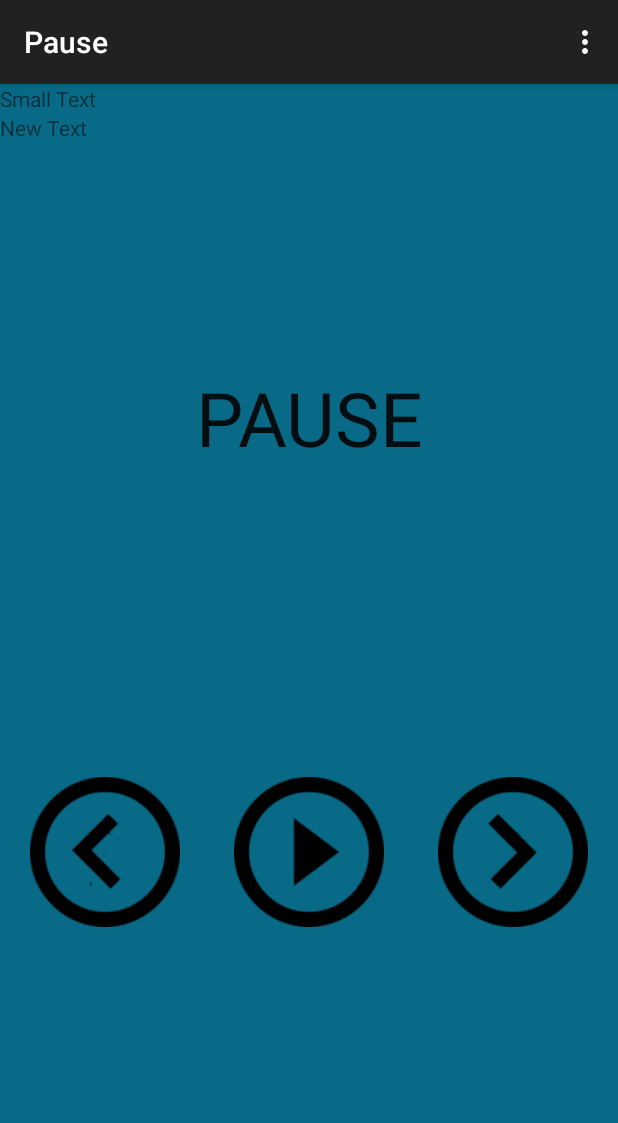
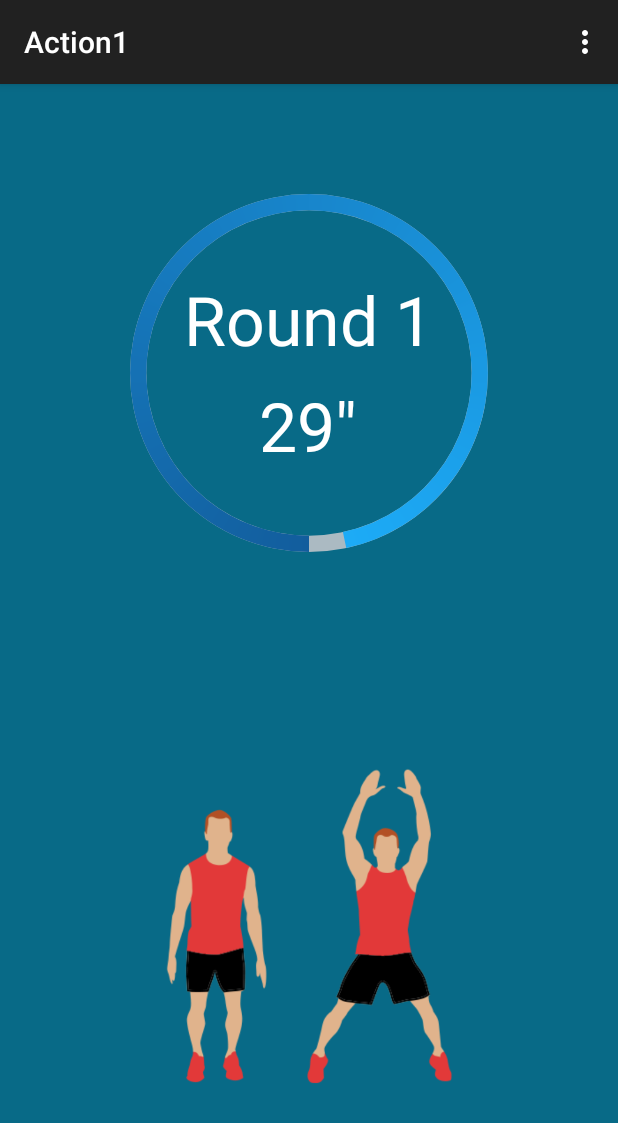
Before and after one commit to Cliffy38/CS4295-Mobile, an Android app: the Pause screen opened directly, with no data from a screen before it, after a tap on an icon or button, on a phone screen of 412 x 824 dp. Shown: the top 1123 px of the screen. Run offline under Robolectric (Android 15) with nearby library versions, the phone set to English and light mode, and no system bars.

Commit message:
Add Vibrator when onclick the button

```diff
--- a/CS4295_Project/app/src/main/AndroidManifest.xml
+++ b/CS4295_Project/app/src/main/AndroidManifest.xml
@@ -12,6 +12,7 @@
     <uses-permission android:name="android.permission.GET_ACCOUNTS" /> <!-- To auto-complete the email text field in the login form with the user's emails -->
     <uses-permission android:name="android.permission.READ_PROFILE" />
     <uses-permission android:name="android.permission.READ_CONTACTS" />
+    <uses-permission android:name="android.permission.VIBRATE"></uses-permission>
 
     <application
         android:allowBackup="true"
--- a/CS4295_Project/app/src/main/java/cs4295/cs4295_project/Action1.java
+++ b/CS4295_Project/app/src/main/java/cs4295/cs4295_project/Action1.java
@@ -4,6 +4,7 @@ import android.content.Context;
 import android.content.Intent;
 import android.os.Bundle;
 import android.os.CountDownTimer;
+import android.os.Vibrator;
 import android.support.v7.app.ActionBarActivity;
 import android.view.Menu;
 import android.view.MenuItem;
@@ -27,6 +28,9 @@ public class Action1 extends ActionBarActivity {
 
     //For intent
     private LinearLayout layout ;
+    private int timeLeft , actionId ;
+
+    private Vibrator myVib;
 
     @Override
     protected void onCreate(Bundle savedInstanceState) {
@@ -34,6 +38,7 @@ public class Action1 extends ActionBarActivity {
         setContentView(R.layout.activity_action1);
 
         textViewShowTime = (TextView)findViewById(R.id.tvTimeCount);
+        myVib = (Vibrator) this.getSystemService(VIBRATOR_SERVICE);
 
         //Rotating the ProgressBar
         mProgressBar = (ProgressBar) findViewById(R.id.progressbar);
@@ -44,6 +49,9 @@ public class Action1 extends ActionBarActivity {
         layout.setOnClickListener(new View.OnClickListener() {
             @Override
             public void onClick(View v) {
+
+                myVib.vibrate(50);
+
                 Toast.makeText(getApplicationContext(), "Button is clicked", Toast.LENGTH_LONG).show();
 
                 String timeLeft = textViewShowTime.getText().toString().replace("\"","");
@@ -60,6 +68,16 @@ public class Action1 extends ActionBarActivity {
                 finish();
             }
         });
+
+        Intent myIntent = getIntent(); // gets the previously created intent
+        timeLeft = myIntent.getIntExtra("TimeLeft",1);
+        actionId = myIntent.getIntExtra("currentAction",1);
+
+        if(myIntent.getExtras() == null) {
+            Toast.makeText(getApplicationContext(), "first time", Toast.LENGTH_LONG).show();
+        } else {
+            Toast.makeText(getApplicationContext(), "Intent data here", Toast.LENGTH_LONG).show();
+        }
 
         textViewShowTime.setTextAppearance(getApplicationContext(),R.style.normalText);
         setTimer(30); //30 second
--- a/CS4295_Project/app/src/main/java/cs4295/cs4295_project/Pause.java
+++ b/CS4295_Project/app/src/main/java/cs4295/cs4295_project/Pause.java
@@ -3,6 +3,7 @@ package cs4295.cs4295_project;
 import android.content.Intent;
 import android.net.Uri;
 import android.os.Bundle;
+import android.os.Vibrator;
 import android.support.v7.app.ActionBarActivity;
 import android.view.Menu;
 import android.view.MenuItem;
@@ -21,6 +22,7 @@ public class Pause extends ActionBarActivity implements OnClickListener {
 
     //Testing
     private TextView time, action;
+    private Vibrator myVib;
 
     @Override
     protected void onCreate(Bundle savedInstanceState) {
@@ -30,10 +32,28 @@ public class Pause extends ActionBarActivity implements OnClickListener {
         next = (ImageButton) findViewById(R.id.btnNext);
         play = (ImageButton) findViewById(R.id.btnPlay);
         previous = (ImageButton) findViewById(R.id.btnPrevious);
+        myVib = (Vibrator) this.getSystemService(VIBRATOR_SERVICE);
 
         next.setOnClickListener(this);
         play.setOnClickListener(this);
         previous.setOnClickListener(this);
+
+        play.setOnTouchListener(new View.OnTouchListener() {
+
+            @Override
+            public boolean onTouch(View v, MotionEvent event) {
+                if (event.getAction() == MotionEvent.ACTION_DOWN) {
+                    next.setBackgroundResource(R.drawable.next_button2);
+                }
+                //Log.d("Pressed", "Button pressed");
+                else if (event.getAction() == MotionEvent.ACTION_UP) {
+                    next.setBackgroundResource(R.drawable.next_button);
+                }
+                //Log.d("Released", "Button released");
+                // TODO Auto-generated method stub
+                return false;
+            }
+        });
 
         next.setOnTouchListener(new View.OnTouchListener() {
 
@@ -87,17 +107,26 @@ public class Pause extends ActionBarActivity implements OnClickListener {
         switch (v.getId()) {
             case R.id.btnNext:
                 Toast.makeText(Pause.this, "Next is clicked!", Toast.LENGTH_SHORT).show();
-
+                myVib.vibrate(50);
                 //Create an Intent -> pass actionId + 1 and time= 0 -> Start Activity
 
                 break;
             case R.id.btnPlay:
-                Toast.makeText(Pause.this, "Play is clicked!", Toast.LENGTH_LONG).show();
+                //Toast.makeText(Pause.this, "Play is clicked!", Toast.LENGTH_LONG).show();
+                myVib.vibrate(50);
+
+                Intent i = new Intent(getApplicationContext() ,Action1.class);
+                i.putExtra("TimeLeft","");
+                i.putExtra("currentAction", "SecondKeyValue");
+
+                startActivity(i);
+                finish();
 
                 //Create an Intent -> pass actionId + time -> Start Activity
                 break;
             case R.id.btnPrevious:
                 Toast.makeText(Pause.this, "Previous is clicked!", Toast.LENGTH_SHORT).show();
+                myVib.vibrate(50);
 
                 break;
         }
--- a/CS4295_Project/app/src/main/res/layout/activity_action1.xml
+++ b/CS4295_Project/app/src/main/res/layout/activity_action1.xml
@@ -22,7 +22,7 @@
             android:progressDrawable="@drawable/circle_progress_background"
             android:background="@drawable/circle_shape"
             android:max="30"
-            android:progress="29"
+            android:progress="30"
             android:layout_alignParentTop="true"
             android:layout_centerHorizontal="true" />
 
--- a/CS4295_Project/app/src/main/res/layout/activity_pause.xml
+++ b/CS4295_Project/app/src/main/res/layout/activity_pause.xml
@@ -28,21 +28,22 @@ android:background="#086A87">
         android:textAppearance="?android:attr/textAppearanceLarge" />
 
     <LinearLayout
-        android:layout_width="match_parent"
-        android:layout_height="0dip"
-        android:layout_weight="1"
+        android:layout_width="wrap_content"
+        android:layout_height="wrap_content"
         android:gravity="center|center"
-        android:padding="20dp" >
+        android:layout_marginTop="20dp"
+        android:layout_marginLeft="50dp"
+        android:layout_marginRight="50dp">
 
         <RelativeLayout
-            android:layout_width="match_parent"
+            android:layout_width="wrap_content"
             android:layout_height="wrap_content"
             android:orientation="horizontal" >
 
             <ImageButton
                 android:id="@+id/btnPrevious"
-                android:layout_width="100dip"
-                android:layout_height="100dip"
+                android:layout_width="80dip"
+                android:layout_height="80dip"
                 android:layout_gravity="left"
                 android:layout_alignParentLeft="true"
                 android:background="@drawable/previous_button"
@@ -50,8 +51,8 @@ android:background="#086A87">
 
             <ImageButton
                 android:id="@+id/btnPlay"
-                android:layout_width="100dip"
-                android:layout_height="100dip"
+                android:layout_width="80dip"
+                android:layout_height="80dip"
                 android:background="@drawable/play_button"
                 android:layout_centerHorizontal="true"
             />
@@ -60,8 +61,8 @@ android:background="#086A87">
 
             <ImageButton
                 android:id="@+id/btnNext"
-                android:layout_width="100dip"
-                android:layout_height="100dip"
+                android:layout_width="80dip"
+                android:layout_height="80dip"
                 android:layout_alignParentRight="true"
                 android:background="@drawable/next_button"
             />
```
